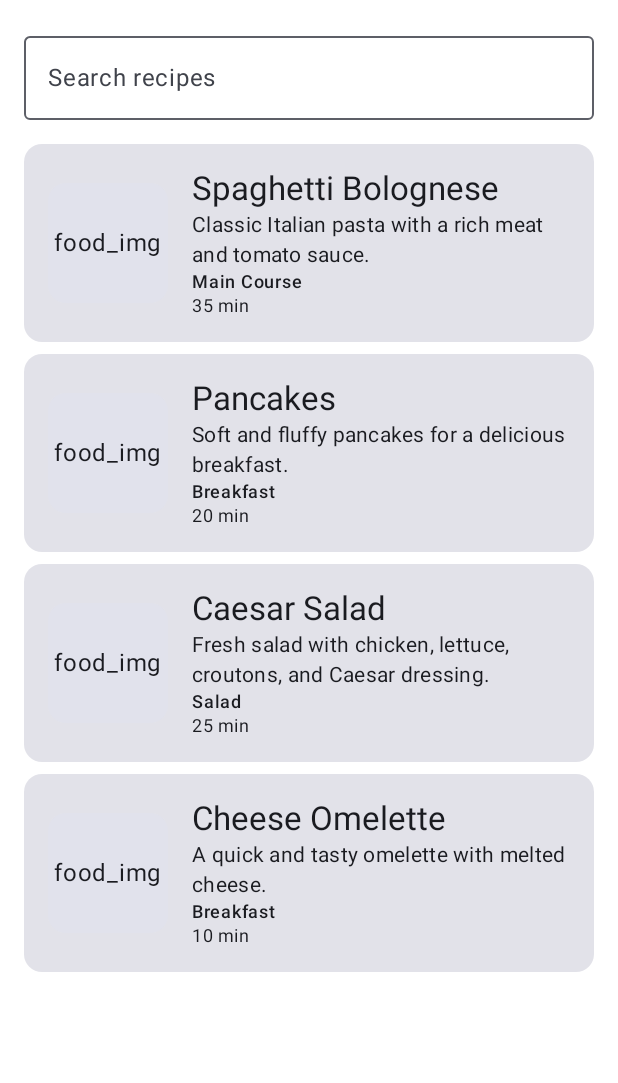
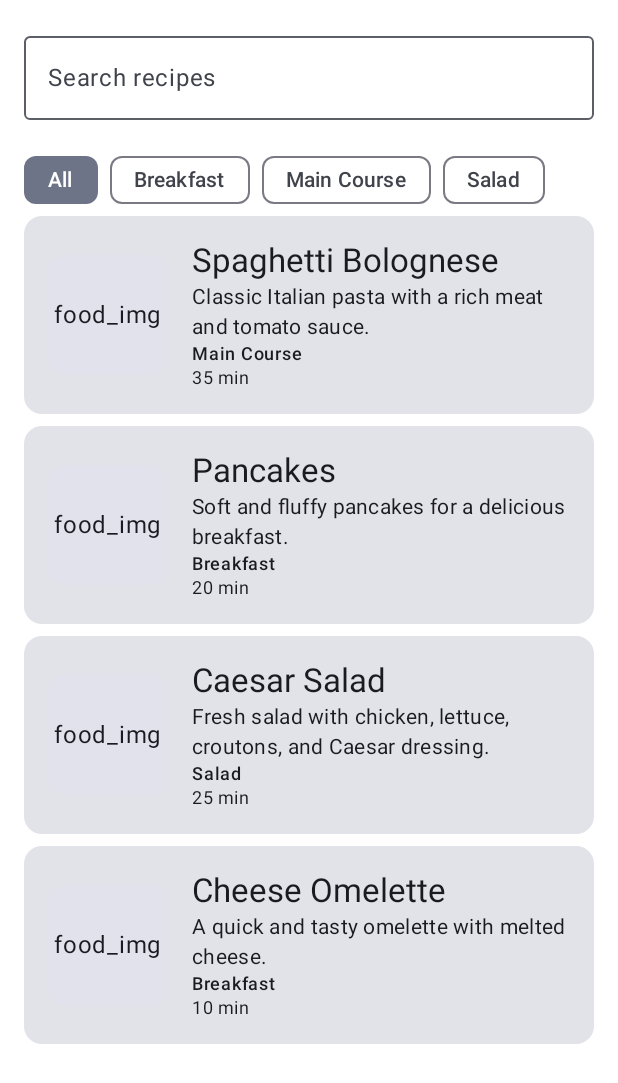
Before and after one commit to Nartay181/NutriMate, an Android app built with Jetpack Compose: the @Preview function RecipesScreenPreview, on a phone screen of 412 x 824 dp. Shown: the top 1083 px of the screen. Run offline under Robolectric (Android 15) with nearby library versions, the phone set to English and light mode, and no system bars.

Commit message:
Implement recipe category filtering

```diff
--- a/app/src/main/java/com/nutrimate/app/ui/screens/recipes/RecipesScreen.kt
+++ b/app/src/main/java/com/nutrimate/app/ui/screens/recipes/RecipesScreen.kt
@@ -1,16 +1,20 @@
 package com.nutrimate.app.ui.screens.recipes
 
+import androidx.compose.foundation.layout.Arrangement
 import androidx.compose.foundation.layout.Column
+import androidx.compose.foundation.layout.PaddingValues
 import androidx.compose.foundation.layout.fillMaxWidth
 import androidx.compose.foundation.layout.padding
 import androidx.compose.foundation.lazy.LazyColumn
+import androidx.compose.foundation.lazy.LazyRow
 import androidx.compose.foundation.lazy.items
+import androidx.compose.material3.FilterChip
 import androidx.compose.material3.MaterialTheme
 import androidx.compose.material3.OutlinedTextField
 import androidx.compose.material3.Text
 import androidx.compose.runtime.Composable
+import androidx.compose.runtime.getValue
 import androidx.compose.runtime.mutableStateOf
-import androidx.compose.runtime.getValue
 import androidx.compose.runtime.remember
 import androidx.compose.runtime.setValue
 import androidx.compose.ui.Modifier
@@ -25,9 +29,18 @@ fun RecipesScreen(
     onRecipeClick: (Int) -> Unit,
     modifier: Modifier = Modifier
 ) {
-    var searchQuery by remember {mutableStateOf("")}
+    var searchQuery by remember { mutableStateOf("") }
+    var selectedCategory by remember { mutableStateOf("All") }
+    val categories = listOf(
+        "All",
+        "Breakfast",
+        "Main Course",
+        "Salad"
+    )
     val filteredRecipes = RecipeRepository.recipes.filter { recipe ->
-        recipe.name.contains(searchQuery, ignoreCase = true)
+        val matchesSearch = recipe.name.contains(searchQuery, ignoreCase = true)
+        val matchesCategory = selectedCategory == "All" || recipe.category == selectedCategory
+        matchesSearch && matchesCategory
     }
     Column(modifier = modifier) {
         OutlinedTextField(
@@ -39,6 +52,26 @@ fun RecipesScreen(
                 .padding(16.dp),
             singleLine = true
         )
+        LazyRow(
+            modifier = Modifier.fillMaxWidth(),
+            horizontalArrangement = Arrangement.spacedBy(8.dp),
+            contentPadding = PaddingValues(horizontal = 16.dp)
+        ) {
+            items(categories) { category ->
+                FilterChip(
+                    selected = selectedCategory == category,
+                    onClick = {
+                        selectedCategory = category
+                    },
+                    label = {
+                        Text(
+                            text = category
+                        )
+                    }
+                )
+            }
+        }
+
         if (filteredRecipes.isEmpty()) {
             Text(
                 text = "No recipes found",
@@ -47,7 +80,7 @@ fun RecipesScreen(
             )
         } else {
             LazyColumn(
-                modifier = modifier
+                modifier = Modifier.fillMaxWidth()
             ) {
                 items(filteredRecipes) {recipe ->
                     RecipeCard(
```
